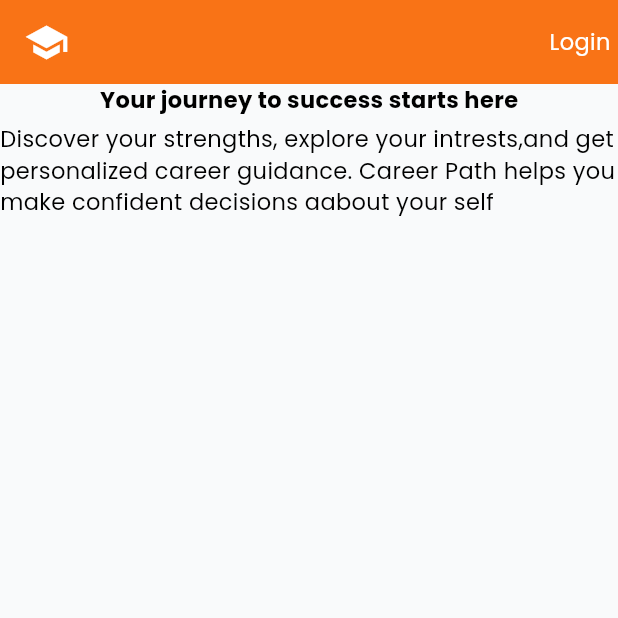
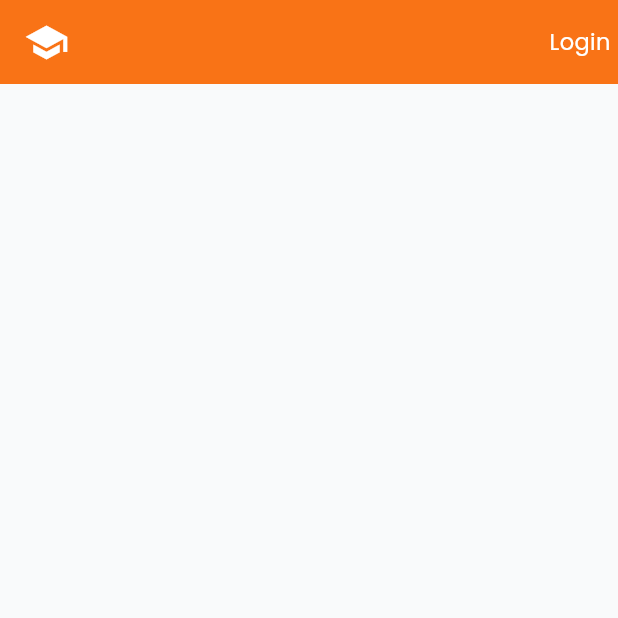
Before and after one commit to didy14/career_path_app, a Flutter app: the screen it shows after launch, on a phone screen of 412 x 824 dp, the top half of it. Run offline on Flutter 3.47's test engine with Material 3 defaults, Android fonts, the phone set to English and light mode, and no system bars; our stand-ins replace google_fonts.

Commit message:
welcome page

```diff
--- a/lib/registration.dart
+++ b/lib/registration.dart
@@ -27,14 +27,6 @@ class _RegistrationState extends State<Registration> {
         ],
 
       ),
-      body: Column(
-        children: [
-          Text("Your journey to success starts here", style: TextStyle(color: Colors.black, fontSize:15, fontWeight: FontWeight.bold),
-          ),
-          SizedBox(height: 5,),
-          Text("Discover your strengths, explore your intrests,and get personalized career guidance. Career Path helps you make confident decisions aabout your self", style: TextStyle(color: Colors.black, fontSize: 15),),
-        ],
-      ),
 
     );
   }
```
